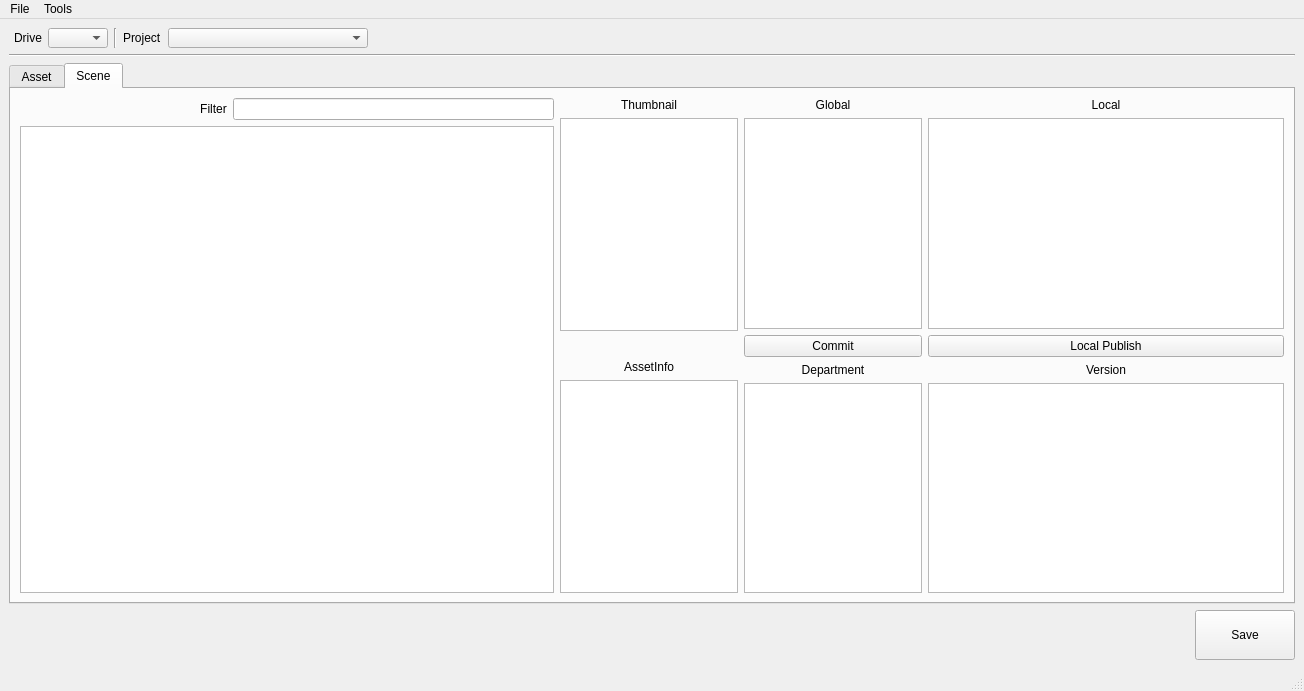
First picture: the form in riggerTools/python/function/pipeline/file_manager/file_manager_ui/fileManagerMainUI.ui, repository narongtum/nmTools, before the edit.
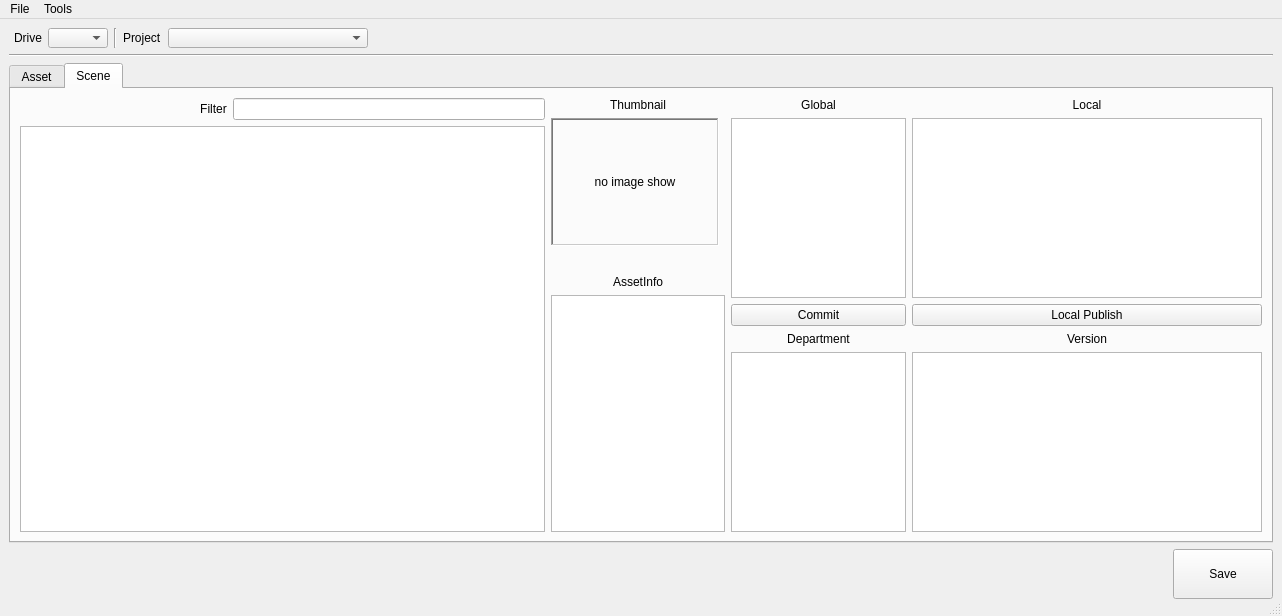
Second picture: the form after the edit. The open tabs and pages were chosen to show the change.

Patch:
```diff
--- a/riggerTools/python/function/pipeline/file_manager/file_manager_ui/fileManagerMainUI.ui
+++ b/riggerTools/python/function/pipeline/file_manager/file_manager_ui/fileManagerMainUI.ui
@@ -6,8 +6,8 @@
    <rect>
     <x>0</x>
     <y>0</y>
-    <width>1304</width>
-    <height>691</height>
+    <width>1282</width>
+    <height>616</height>
    </rect>
   </property>
   <property name="minimumSize">
@@ -459,13 +459,40 @@
              </widget>
             </item>
             <item>
-             <widget class="QListWidget" name="scene_thumbnail_list_listWidget">
+             <widget class="QLabel" name="scene_thumbnail_IMAGE_LABEL">
               <property name="sizePolicy">
-               <sizepolicy hsizetype="Preferred" vsizetype="Expanding">
+               <sizepolicy hsizetype="Fixed" vsizetype="Fixed">
                 <horstretch>0</horstretch>
                 <verstretch>0</verstretch>
                </sizepolicy>
               </property>
+              <property name="minimumSize">
+               <size>
+                <width>168</width>
+                <height>128</height>
+               </size>
+              </property>
+              <property name="maximumSize">
+               <size>
+                <width>168</width>
+                <height>128</height>
+               </size>
+              </property>
+              <property name="layoutDirection">
+               <enum>Qt::LeftToRight</enum>
+              </property>
+              <property name="frameShape">
+               <enum>QFrame::WinPanel</enum>
+              </property>
+              <property name="frameShadow">
+               <enum>QFrame::Sunken</enum>
+              </property>
+              <property name="text">
+               <string>no image show</string>
+              </property>
+              <property name="alignment">
+               <set>Qt::AlignCenter</set>
+              </property>
              </widget>
             </item>
             <item>
@@ -621,7 +648,7 @@
     <rect>
      <x>0</x>
      <y>0</y>
-     <width>1304</width>
+     <width>1282</width>
      <height>21</height>
     </rect>
    </property>
```
Left out of the diff: 40 changed lines with no effect on the pictures.
